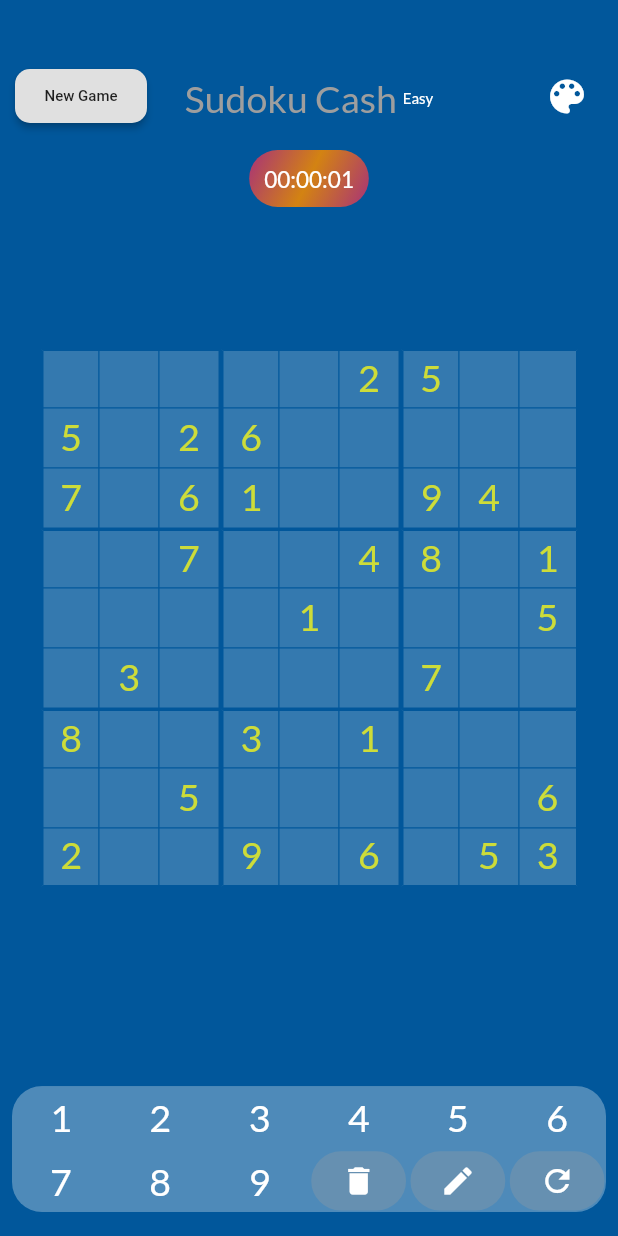
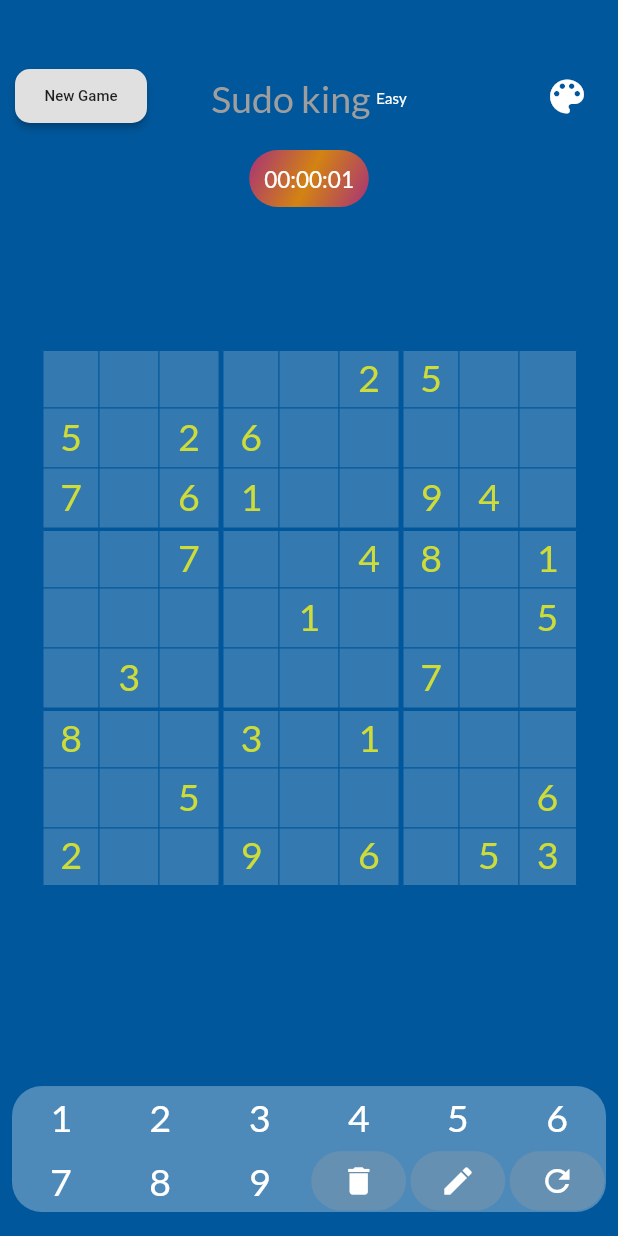
Before and after one commit to khanmujeeb687/Flutter---sudoku, a Flutter app: the screen it shows after launch, after a tap on "Easy", on a phone screen of 412 x 824 dp. Run offline on Flutter 3.47's test engine with Material 2 defaults, Android fonts, the phone set to English and light mode, and no system bars; our stand-ins replace flutter_colorpicker, font_awesome_flutter, google_fonts, shared_preferences, simple_animations, vibration.

Commit message:
adding some necessary changes

```diff
--- a/lib/games/easy/GameMenu.dart
+++ b/lib/games/easy/GameMenu.dart
@@ -45,8 +45,25 @@ class _GameMenuEasyState extends State<GameMenuEasy> {
     Track("color2").add(Duration(seconds: 4),
         ColorTween(begin: Color(0xffA83279), end: Colors.blue.shade600))
   ]);
+
+
+  pickColorFromLocal()async{
+    SharedPreferences prefs = await SharedPreferences.getInstance();
+    if(prefs.containsKey('fav_color')){
+      bgcolor=Color(prefs.getInt('fav_color'));
+    }
+  }
+
+  savColorToLocal()async{
+    SharedPreferences prefs = await SharedPreferences.getInstance();
+    prefs.setInt('fav_color', bgcolor.value);
+  }
+
+
+
   @override
   void initState() {
+    pickColorFromLocal();
 
     board.load().then((loaded) {
       if(loaded){_settimer();}
@@ -128,7 +145,7 @@ _createtimer();
                   child: Row(
                     mainAxisAlignment: MainAxisAlignment.center,
                     children: <Widget>[
-                      Text(!win ? "Sudoku Cash" : "Congratulations, you won!",
+                      Text(!win ? "Sudo king" : "You won!",
                           style: GoogleFonts.lato(
                               fontSize: 25, color: win ? Colors.green : grey),
                 ), Text("  Easy",
@@ -469,7 +486,7 @@ _createtimer();
                                                   else {
 
                                                     setState(() {
-                                                      if(focussed.hitnts.isNotEmpty){
+                                                      if(focussed?.hitnts.isNotEmpty){
                                                         for(int m=0;m<focussed.hitnts.length;m++){
                                                           focussed.hitnts[m]=0;
                                                         }
@@ -811,10 +828,8 @@ _createtimer();
 
   @override
   void dispose() {
-    if(_timer!=null){
-      _timer.cancel();
-    }
-    // TODO: implement dispose
+    savColorToLocal();
+    _timer?.cancel();
     super.dispose();
   }
 
--- a/lib/ui/Home.dart
+++ b/lib/ui/Home.dart
@@ -41,7 +41,7 @@ class _HomeState extends State<Home> {
                mainAxisSize: MainAxisSize.max,
                mainAxisAlignment: MainAxisAlignment.end,
                children: <Widget>[
-                 Text("Sudoku" ,style: GoogleFonts.muli(color: Colors.limeAccent,fontWeight: FontWeight.w300,
+                 Text("Sudo king" ,style: GoogleFonts.muli(color: Colors.black54,fontWeight: FontWeight.w300,
                  fontSize: 35,letterSpacing: 2
                  ),),
                  Column(
@@ -84,14 +84,14 @@ class _HomeState extends State<Home> {
                    height: MediaQuery.of(context).size.height/5,
                    width: MediaQuery.of(context).size.width,
                    alignment: Alignment.bottomCenter,
-                   child: Text("From XYZ  Softwares Ltd.",style: GoogleFonts.muli(color:
+                   child: Text("From Mintech Softwares",style: GoogleFonts.muli(color:
                    Colors.white
                    ),),
                  )
                ],
              ),
              decoration: BoxDecoration(
-                color: Colors.grey[400]
+                color: Colors.black38
              ),
            )
       ),
```
Also changed, not shown: lib/games/medium/GameMenu.dart (+25 -16 lines), pubspec.yaml (+5 -5 lines), pubspec.lock, screenshots_sudoku/Screenshot_2020-08-29-15-05-51-003_com.example.sudokutable.jpg (deleted), screenshots_sudoku/Screenshot_2020-08-29-15-05-56-423_com.example.sudokutable.jpg (deleted), screenshots_sudoku/Screenshot_2020-08-29-15-06-01-812_com.example.sudokutable.jpg (deleted), screenshots_sudoku/Screenshot_2020-08-29-15-06-07-951_com.example.sudokutable.jpg (deleted), screenshots_sudoku/Screenshot_2020-08-29-15-06-17-106_com.example.sudokutable.jpg (deleted), 2 other files.
